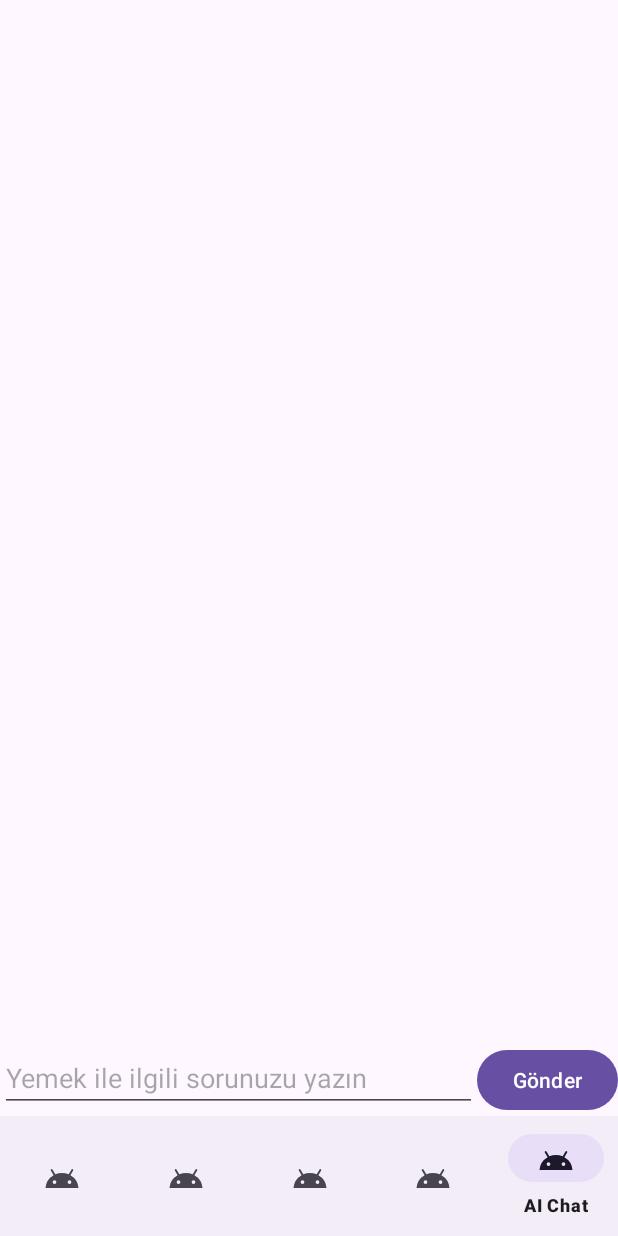
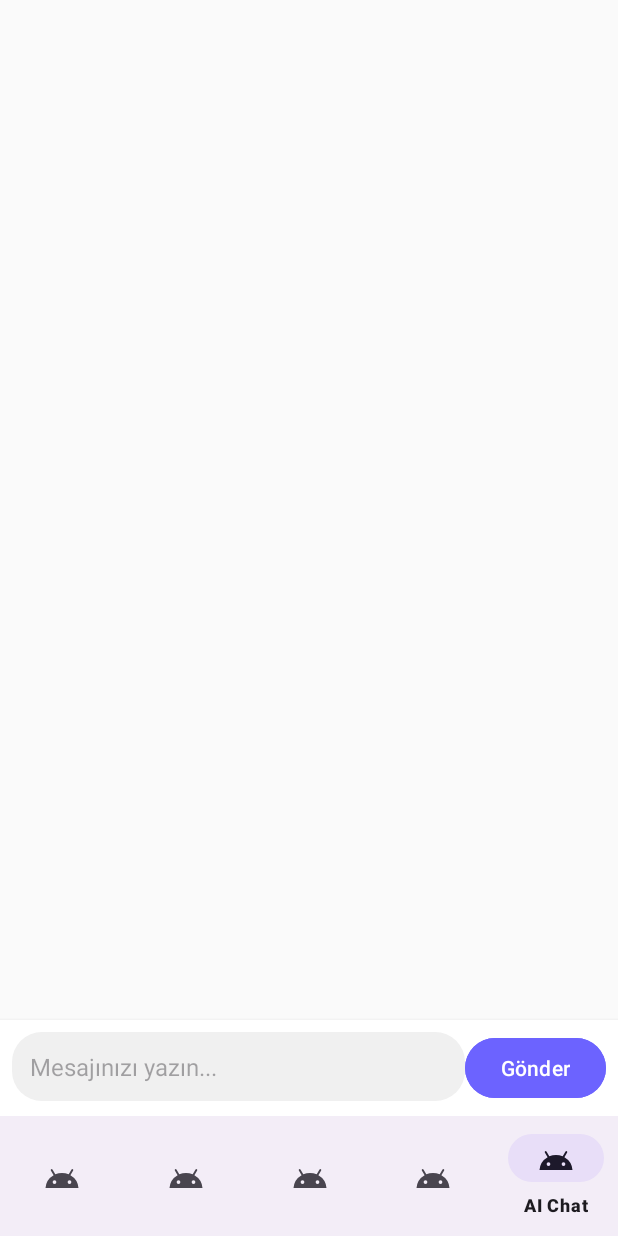
Before and after one commit to OrhanUnal/Cook-Cam, an Android app: the screen it shows after launch (MainActivity), item 5 of the bottom bar chosen, on a phone screen of 412 x 824 dp. Run offline under Robolectric (Android 15) with nearby library versions, the phone set to English and light mode, and no system bars.

Commit message:
AIChat Ufak Material Güzelleştirme

```diff
--- a/app/src/main/AndroidManifest.xml
+++ b/app/src/main/AndroidManifest.xml
@@ -3,6 +3,7 @@
     xmlns:tools="http://schemas.android.com/tools">
 
     <uses-permission android:name="android.permission.INTERNET" />
+    <uses-feature android:name="android.hardware.keyboard" android:required="false" />
 
     <application
         android:allowBackup="true"
@@ -13,16 +14,18 @@
         android:roundIcon="@mipmap/ic_launcher_round"
         android:supportsRtl="true"
         android:theme="@style/Theme.Yemek_Tarif_Uygulamasi"
+        android:usesCleartextTraffic="true"
         tools:targetApi="31">
+
         <activity
             android:name=".MainActivity"
             android:exported="true">
             <intent-filter>
                 <action android:name="android.intent.action.MAIN" />
-
                 <category android:name="android.intent.category.LAUNCHER" />
             </intent-filter>
         </activity>
+
     </application>
 
 </manifest>
--- a/app/src/main/java/com/kivinecostone/yemek_tarif_uygulamasi/AiChatFragment.kt
+++ b/app/src/main/java/com/kivinecostone/yemek_tarif_uygulamasi/AiChatFragment.kt
@@ -17,15 +17,19 @@ import org.json.JSONObject
 import java.io.IOException
 import okhttp3.MediaType.Companion.toMediaType
 import org.json.JSONArray
+import androidx.recyclerview.widget.RecyclerView
+import androidx.recyclerview.widget.LinearLayoutManager
+import com.kivinecostone.yemek_tarif_uygulamasi.ChatAdapter
+import com.kivinecostone.yemek_tarif_uygulamasi.ChatMessage
 
 
 class AiChatFragment : Fragment() {
 
-    private lateinit var chatHistory: TextView
+    private lateinit var recyclerView: RecyclerView
     private lateinit var userInput: EditText
     private lateinit var sendButton: Button
-    private lateinit var scrollView: ScrollView
-
+    private val messages = mutableListOf<ChatMessage>()
+    private lateinit var adapter: ChatAdapter
 
     private val OPENAI_API_KEY = "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"
 
@@ -35,26 +39,30 @@ class AiChatFragment : Fragment() {
     ): View? {
         val view = inflater.inflate(R.layout.fragment_ai_chat, container, false)
 
-        chatHistory = view.findViewById(R.id.chatHistory)
+        recyclerView = view.findViewById(R.id.recyclerViewChat)
         userInput = view.findViewById(R.id.userInput)
         sendButton = view.findViewById(R.id.sendButton)
-        scrollView = view.findViewById(R.id.chatScroll)
+
+        adapter = ChatAdapter(messages)
+        recyclerView.layoutManager = LinearLayoutManager(requireContext())
+        recyclerView.adapter = adapter
 
         sendButton.setOnClickListener {
-            val question = userInput.text.toString().trim()
-            if (question.isNotEmpty()) {
-                addMessage("Sen: $question")
+            val text = userInput.text.toString().trim()
+            if (text.isNotEmpty()) {
+                addMessage(ChatMessage(text, true))
                 userInput.setText("")
-                getAiResponse(question)
+                getAiResponse(text)
             }
         }
 
         return view
     }
 
-    private fun addMessage(message: String) {
-        chatHistory.append("$message\n\n")
-        scrollView.post { scrollView.fullScroll(View.FOCUS_DOWN) }
+    private fun addMessage(msg: ChatMessage) {
+        messages.add(msg)
+        adapter.notifyItemInserted(messages.size - 1)
+        recyclerView.scrollToPosition(messages.size - 1)
     }
 
     private fun getAiResponse(userQuestion: String) {
@@ -62,10 +70,9 @@ class AiChatFragment : Fragment() {
             try {
                 val client = OkHttpClient()
 
-
                 val prompt = """
-                    Sen sadece yemek tarifleri, yemek pişirme teknikleri ve mutfak ile ilgili sorulara cevap veren bir asistansın.
-                    Eğer soru yemek ile ilgili değilse "Üzgünüm, sadece yemek ile ilgili sorulara cevap verebilirim." de.
+                    Sen sadece yemek tarifleri, yemek pişirme teknikleri , kalori , gram , protein , karbonhidrat , yağ sporcu yemekleri ve mutfak ile ilgili sorulara cevap ver.
+                    Eğer soru bunlarla ilgili değilse "Üzgünüm, sadece yemek ile ilgili sorulara cevap verebilirim." de.
 
                     Kullanıcı sorusu: $userQuestion
                 """.trimIndent()
@@ -79,10 +86,8 @@ class AiChatFragment : Fragment() {
                 json.put("messages", messagesArray)
                 json.put("max_tokens", 500)
 
-
                 val requestBody = RequestBody.create(
-                    "application/json".toMediaType()
-                    ,
+                    "application/json".toMediaType(),
                     json.toString()
                 )
 
@@ -95,7 +100,7 @@ class AiChatFragment : Fragment() {
                 client.newCall(request).enqueue(object : Callback {
                     override fun onFailure(call: Call, e: IOException) {
                         activity?.runOnUiThread {
-                            addMessage("Hata: ${e.message}")
+                            addMessage(ChatMessage("Hata: ${e.message}", false))
                         }
                     }
 
@@ -109,18 +114,18 @@ class AiChatFragment : Fragment() {
                                 .getString("content")
 
                             activity?.runOnUiThread {
-                                addMessage("AI: $content")
+                                addMessage(ChatMessage(content.trim(), false))
                             }
                         } else {
                             activity?.runOnUiThread {
-                                addMessage("Hata: ${response.message}")
+                                addMessage(ChatMessage("Hata: ${response.message}", false))
                             }
                         }
                     }
                 })
             } catch (e: Exception) {
                 activity?.runOnUiThread {
-                    addMessage("Hata: ${e.message}")
+                    addMessage(ChatMessage("Hata: ${e.message}", false))
                 }
             }
         }
--- /dev/null
+++ b/app/src/main/java/com/kivinecostone/yemek_tarif_uygulamasi/ChatMessage.kt
@@ -0,0 +1,5 @@
+package com.kivinecostone.yemek_tarif_uygulamasi
+data class ChatMessage(
+    val message: String,
+    val isUser: Boolean
+)
--- /dev/null
+++ b/app/src/main/res/drawable/bg_bot_message.xml
@@ -0,0 +1,4 @@
+<shape xmlns:android="http://schemas.android.com/apk/res/android" android:shape="rectangle">
+    <solid android:color="#E6E6E6" />
+    <corners android:radius="20dp" />
+</shape>
--- /dev/null
+++ b/app/src/main/res/drawable/bg_input.xml
@@ -0,0 +1,4 @@
+<shape xmlns:android="http://schemas.android.com/apk/res/android">
+    <solid android:color="#F0F0F0"/>
+    <corners android:radius="20dp"/>
+</shape>
--- /dev/null
+++ b/app/src/main/res/drawable/bg_user_message.xml
@@ -0,0 +1,4 @@
+<shape xmlns:android="http://schemas.android.com/apk/res/android" android:shape="rectangle">
+    <solid android:color="#6C63FF" />
+    <corners android:radius="20dp" />
+</shape>
--- a/app/src/main/res/layout/fragment_ai_chat.xml
+++ b/app/src/main/res/layout/fragment_ai_chat.xml
@@ -1,38 +1,43 @@
 <LinearLayout xmlns:android="http://schemas.android.com/apk/res/android"
     android:layout_width="match_parent"
     android:layout_height="match_parent"
-    android:orientation="vertical">
+    android:orientation="vertical"
+    android:background="#FAFAFA">
 
-    <ScrollView
-        android:id="@+id/chatScroll"
+    <androidx.recyclerview.widget.RecyclerView
+        android:id="@+id/recyclerViewChat"
         android:layout_width="match_parent"
         android:layout_height="0dp"
         android:layout_weight="1"
-        android:padding="8dp">
-
-        <TextView
-            android:id="@+id/chatHistory"
-            android:layout_width="match_parent"
-            android:layout_height="wrap_content"
-            android:textSize="16sp" />
-    </ScrollView>
+        android:padding="8dp"
+        android:overScrollMode="never" />
 
     <LinearLayout
         android:layout_width="match_parent"
         android:layout_height="wrap_content"
-        android:orientation="horizontal">
+        android:orientation="horizontal"
+        android:padding="8dp"
+        android:background="#FFFFFF"
+        android:elevation="4dp">
 
         <EditText
             android:id="@+id/userInput"
             android:layout_width="0dp"
             android:layout_height="wrap_content"
             android:layout_weight="1"
-            android:hint="Yemek ile ilgili sorunuzu yazın" />
+            android:hint="Mesajınızı yazın..."
+            android:padding="12dp"
+            android:background="@drawable/bg_input"
+            android:textSize="16sp"
+            android:inputType="textCapSentences|textMultiLine"
+            android:imeOptions="actionSend" />
 
         <Button
             android:id="@+id/sendButton"
             android:layout_width="wrap_content"
             android:layout_height="wrap_content"
-            android:text="Gönder" />
+            android:text="Gönder"
+            android:backgroundTint="#6C63FF"
+            android:textColor="@android:color/white" />
     </LinearLayout>
 </LinearLayout>
```
Also changed, not shown: app/src/main/java/com/kivinecostone/yemek_tarif_uygulamasi/ChatAdapter.kt (added, +34 -0 lines), app/src/main/res/layout/item_message_bot.xml (added, +17 -0 lines), app/src/main/res/layout/item_message_user.xml (added, +17 -0 lines).
